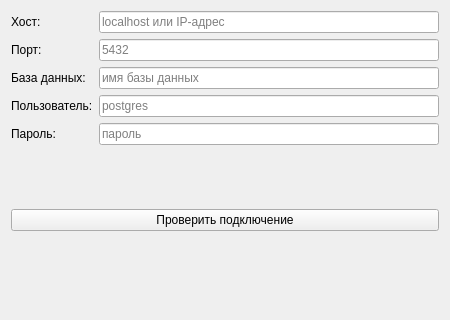
MikhailBersenev/easyPOS, file ui/setupdbpage.ui: the form before one commit.
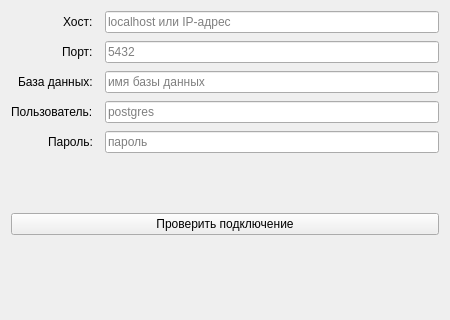
The form after the commit.

```diff
--- a/ui/setupdbpage.ui
+++ b/ui/setupdbpage.ui
@@ -13,6 +13,10 @@
   <layout class="QVBoxLayout" name="verticalLayout">
    <item>
     <layout class="QFormLayout" name="formLayout">
+     <property name="verticalSpacing"><number>8</number></property>
+     <property name="horizontalSpacing"><number>12</number></property>
+     <property name="fieldGrowthPolicy"><enum>QFormLayout::ExpandingFieldsGrow</enum></property>
+     <property name="labelAlignment"><set>Qt::AlignRight|Qt::AlignVCenter</set></property>
      <item row="0" column="0">
       <widget class="QLabel" name="hostLabel">
        <property name="text">
```
